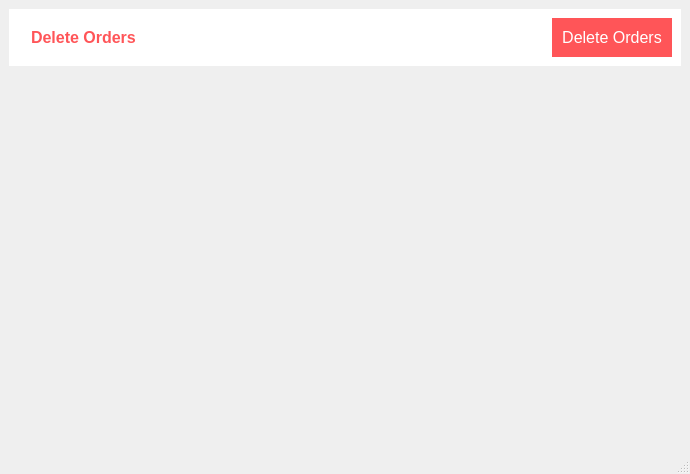
arshc0der/Inventory-Management-System, file deleteorders.ui: the form before one commit.
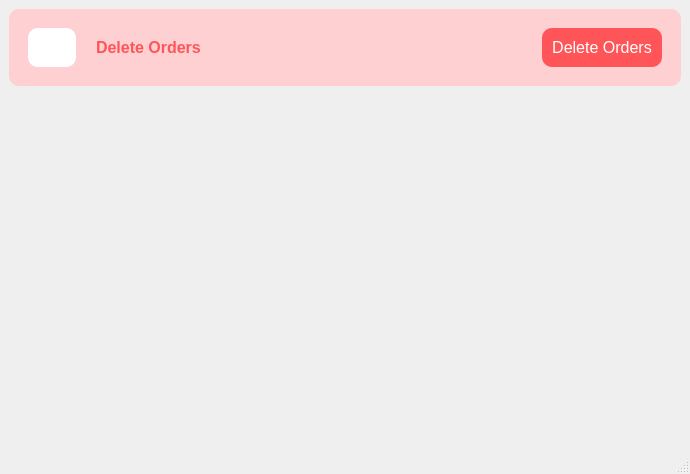
The form after the commit. Icons and pictures are not drawn.

Diff of the .ui file:
```diff
--- a/deleteorders.ui
+++ b/deleteorders.ui
@@ -34,7 +34,9 @@
          </sizepolicy>
         </property>
         <property name="styleSheet">
-         <string notr="true">background-color: rgb(255, 255, 255);</string>
+         <string notr="true">background-color: rgb(255, 208, 209);
+padding:10px;
+border-radius:10px;</string>
         </property>
         <layout class="QHBoxLayout" name="horizontalLayout_2">
          <item>
@@ -45,6 +47,15 @@
              <verstretch>0</verstretch>
             </sizepolicy>
            </property>
+           <property name="maximumSize">
+            <size>
+             <width>48</width>
+             <height>48</height>
+            </size>
+           </property>
+           <property name="styleSheet">
+            <string notr="true">background-color: rgb(255, 255, 255);</string>
+           </property>
            <property name="text">
             <string/>
            </property>
```
